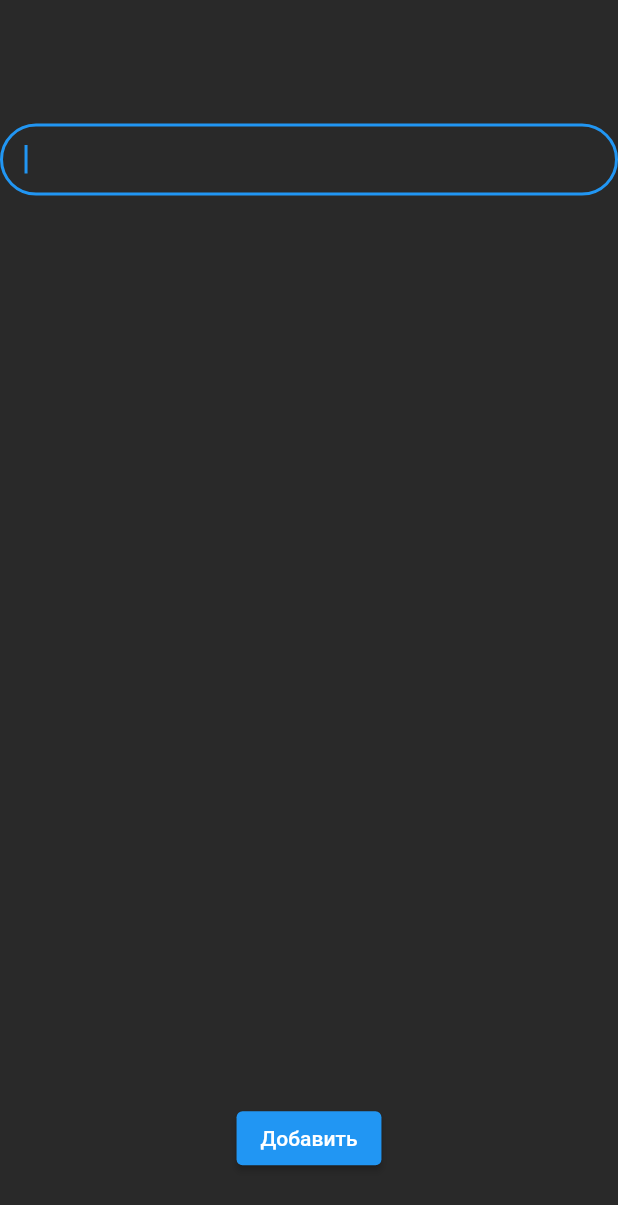
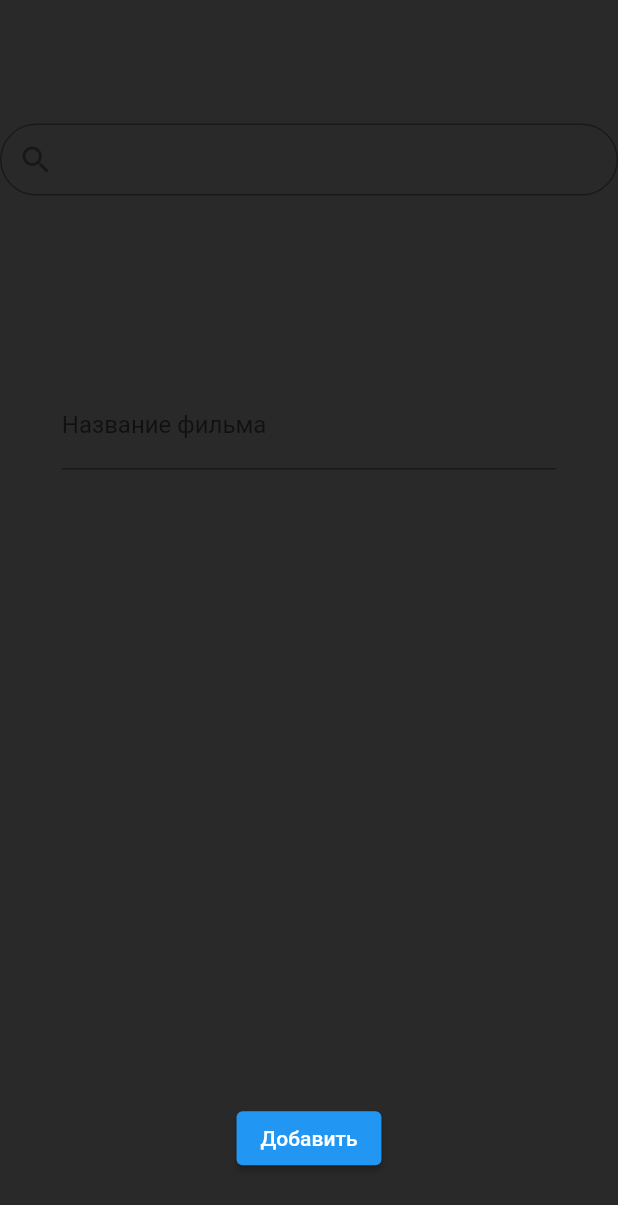
Before and after one commit to Kuchersanych/example, a Flutter app: the MoviesScreen screen opened directly, after a tap on the "add circle outline" icon, on a phone screen of 412 x 824 dp. Shown: the top 1205 px of the screen. Run offline on Flutter 3.47's test engine with Material 2 defaults, Android fonts, the phone set to English and light mode, and no system bars.

Commit message:
верстка

```diff
--- a/lib/app_colors.dart
+++ b/lib/app_colors.dart
@@ -1,4 +1,4 @@
-import 'dart:ui';
+import 'package:flutter/material.dart';
 /// Класс цветов приложения.
 abstract class AppColors{
   static const buttonSearchColor = Color.fromRGBO(255, 255, 221, 1);
@@ -11,5 +11,9 @@ abstract class AppColors{
   static const textTextFormFieldColor = Color.fromRGBO(255, 255, 221, 1);
   static const iconBottomNavigationBarColor = Color.fromRGBO(41, 41, 41, 1);
   static const labelBottomNavigationBarColor = Color.fromRGBO(41, 41, 41, 1);
+  static const borderColor = Color.fromRGBO(0, 151, 136, 0.2);
+  static const shadowColor = Color.fromRGBO(0, 151, 136, 0.3);
+  static const movieWidgetColor = Color.fromRGBO(0, 151, 136, 0.5);
+  static const transparentColor = Colors.transparent;
 
 }
--- a/lib/app_texts.dart
+++ b/lib/app_texts.dart
@@ -6,6 +6,7 @@ abstract class AppTexts{
   static const serials = 'Сериалы';
   static const add = Text('Добавить');
   static const menu = 'Меню';
+  static const nameMovie = 'Название фильма';
 
 
 
--- a/lib/app_theme.dart
+++ b/lib/app_theme.dart
@@ -18,6 +18,7 @@ ThemeData appTheme () => ThemeData(
     ),
   ),
   bottomNavigationBarTheme: const BottomNavigationBarThemeData(
+
     backgroundColor: AppColors.appBarColor,
     selectedItemColor: AppColors.textMenuColor,
     unselectedItemColor: AppColors.labelBottomNavigationBarColor,
--- a/lib/modules/main_module/main_screen.dart
+++ b/lib/modules/main_module/main_screen.dart
@@ -17,7 +17,7 @@ class MainScreen extends StatefulWidget {
 
 class _MainScreenState extends State<MainScreen> {
 
-  int _selectedTab = 1;
+  int _selectedTab = 0;
   static const List<Widget> _widgetOptions = <Widget>[
     MainMenuWidget(),
     MoviesScreen(),
--- a/lib/modules/movies_module/add_movie_screen.dart
+++ b/lib/modules/movies_module/add_movie_screen.dart
@@ -1,5 +1,6 @@
 import 'package:example/app_colors.dart';
 import 'package:example/app_texts.dart';
+import 'package:example/modules/movies_module/app_Icons.dart';
 import 'package:example/responsive.dart';
 import 'package:flutter/material.dart';
 
@@ -27,8 +28,9 @@ class _AddMovieScreenState extends State<AddMovieScreen> {
                     style: const TextStyle(
                       color: AppColors.textTextFormFieldColor,
                     ),
-                    autofocus: true,
+                    autofocus: false,
                     decoration: InputDecoration(
+                      prefixIcon: AppIcons.searchIcon,
                         contentPadding: EdgeInsets.symmetric(
                           horizontal: Responsive.width(4.0, context),
                         ),
@@ -36,6 +38,10 @@ class _AddMovieScreenState extends State<AddMovieScreen> {
                           borderRadius: BorderRadius.all(Radius.circular(25.0)),
                         )),
                   ),
+                  SizedBox(
+                    height: Responsive.height(10.0, context),
+                  ),
+                  FormWidget(),
                 ],
               ),
             ),
@@ -53,3 +59,28 @@ class _AddMovieScreenState extends State<AddMovieScreen> {
     );
   }
 }
+
+class FormWidget extends StatefulWidget {
+  const FormWidget({Key? key}) : super(key: key);
+
+  @override
+  State<FormWidget> createState() => _FormWidgetState();
+}
+
+class _FormWidgetState extends State<FormWidget> {
+  @override
+  Widget build(BuildContext context) {
+    return Padding(
+      padding: EdgeInsets.all(Responsive.height(5, context)),
+      child: Container(
+        child: Column(children: [
+          TextFormField(
+            decoration: const InputDecoration(
+              labelText: AppTexts.nameMovie,
+            ),
+          )
+        ],),
+      ),
+    );
+  }
+}
--- a/lib/modules/movies_module/movies_screen.dart
+++ b/lib/modules/movies_module/movies_screen.dart
@@ -22,23 +22,8 @@ class _MoviesScreenState extends State<MoviesScreen> {
   @override
   Widget build(BuildContext context) {
     return Scaffold(
-      // appBar: AppBar(
-      //   title: const Text(AppTexts.movies),
-      //   actions: [
-      //     IconButton(onPressed: () {},
-      //       icon: AppIcons.searchIcon),
-      //   ],
-      // ),
-      body: ListView(children: [
-        Center(
-          child: Column(
-            children:   const [
-              MovieListWidget(),
-              ],
-          ),
-
-        ),
-        ]
+      body: const Center(
+        child: MovieListWidget(),
       ),
       floatingActionButton: FloatingActionButton(
         backgroundColor: AppColors.backgroundColor,
--- a/lib/modules/movies_module/widgets/movie_list/movie_list_widget.dart
+++ b/lib/modules/movies_module/widgets/movie_list/movie_list_widget.dart
@@ -1,5 +1,18 @@
+import 'package:example/app_colors.dart';
 import 'package:example/responsive.dart';
 import 'package:flutter/material.dart';
+
+class Movie {
+  final String? imageName;
+  final String? title;
+  final String? description;
+
+  Movie({
+    this.imageName,
+    this.title,
+    this.description,
+  });
+}
 
 class MovieListWidget extends StatelessWidget {
   const MovieListWidget({Key? key}) : super(key: key);
@@ -8,11 +21,85 @@ class MovieListWidget extends StatelessWidget {
   Widget build(BuildContext context) {
     return ListView.builder(
       itemCount: 10,
-      itemExtent: Responsive.height(10.0, context),
+      itemExtent: Responsive.height(25.0, context),
       itemBuilder: (BuildContext context, int index) {
-      return Container(
-        color: Colors.amber,
-      );
-    },);
+        return Padding(
+          padding: EdgeInsets.symmetric(
+              horizontal: Responsive.width(2.0, context),
+              vertical: Responsive.height(1.0, context)),
+          child: Stack(
+            children: [
+              Container(
+                decoration: BoxDecoration(
+                  color: AppColors.movieWidgetColor,
+                  border: Border.all(
+                    color: AppColors.borderColor,
+                  ),
+                  borderRadius: const BorderRadius.all(
+                    Radius.circular(10.0),
+                  ),
+                  boxShadow: const [
+                    BoxShadow(
+                      color: AppColors.shadowColor,
+                      blurRadius: 6,
+                      offset: Offset(3, 3),
+                    ),
+                  ],
+                ),
+                clipBehavior: Clip.hardEdge,
+                child: Row(
+                  children: [
+                    Image.asset('images/screenshot.png'),
+                    SizedBox(
+                      width: Responsive.width(4.0, context),
+                    ),
+                    Expanded(
+                      child: Column(
+                        crossAxisAlignment: CrossAxisAlignment.start,
+                        children: [
+                          SizedBox(
+                            height: Responsive.height(3.0, context),
+                          ),
+                          const Text(
+                            'Название',
+                            maxLines: 1,
+                            overflow: TextOverflow.ellipsis,
+                            style: TextStyle(
+                              fontSize: 18,
+                              color: AppColors.textMenuColor,
+                            ),
+                          ),
+                          SizedBox(
+                            height: Responsive.height(2.0, context),
+                          ),
+                          const Text(
+                            'Описание',
+                            maxLines: 5,
+                            overflow: TextOverflow.ellipsis,
+                            style: TextStyle(
+                              fontSize: 18,
+                              color: AppColors.textMenuColor,
+                            ),
+                          ),
+                        ],
+                      ),
+                    )
+                  ],
+                ),
+              ),
+              Material(
+                color: AppColors.transparentColor,
+                child: InkWell(
+                  borderRadius: BorderRadius.all(
+                    Radius.circular(10.0),
+                  ),
+                  onTap: () {},
+                ),
+              ),
+            ],
+          ),
+        );
+      },
+    );
   }
 }
--- a/lib/modules/serials_module/serials_screen.dart
+++ b/lib/modules/serials_module/serials_screen.dart
@@ -3,6 +3,8 @@ import 'package:example/app_texts.dart';
 import 'package:example/modules/movies_module/app_Icons.dart';
 import 'package:example/modules/movies_module/movies_screen.dart';
 import 'package:flutter/material.dart';
+
+import '../movies_module/widgets/movie_list/movie_list_widget.dart';
 
 class SerialsScreen extends StatefulWidget {
   const SerialsScreen({Key? key}) : super(key: key);
@@ -24,11 +26,8 @@ class _SerialsScreenState extends State<SerialsScreen> {
       //   title: const Text(AppTexts.serials),
       //
       // ),
-      body: Center(
-        child: Column(
-          children: const [
-          ],
-        ),
+      body: const Center(
+        child: MovieListWidget(),
       ),
       floatingActionButton: FloatingActionButton(
         backgroundColor: AppColors.backgroundColor,
--- a/pubspec.yaml
+++ b/pubspec.yaml
@@ -59,9 +59,8 @@ flutter:
   uses-material-design: true
 
   # To add assets to your application, add an assets section, like this:
-  # assets:
-  #   - images/a_dot_burr.jpeg
-  #   - images/a_dot_ham.jpeg
+  assets:
+    - images/
 
   # An image asset can refer to one or more resolution-specific "variants", see
   # https://flutter.dev/assets-and-images/#resolution-aware
```
Also changed, not shown: images/screenshot.jpg (added), images/screenshot.png (added).
